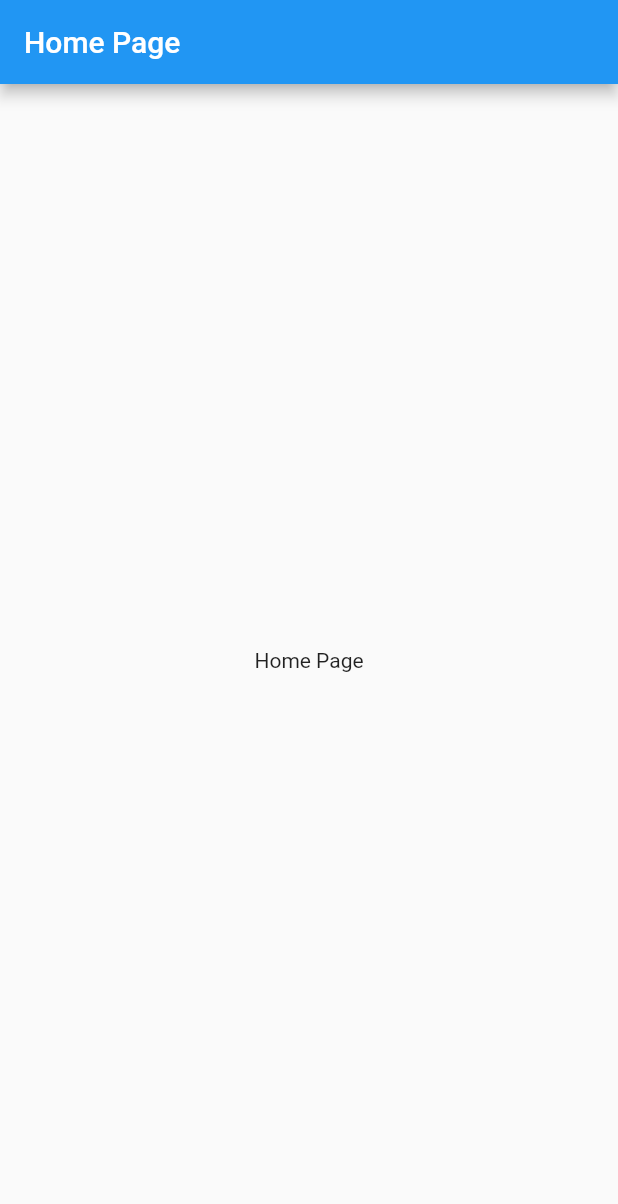
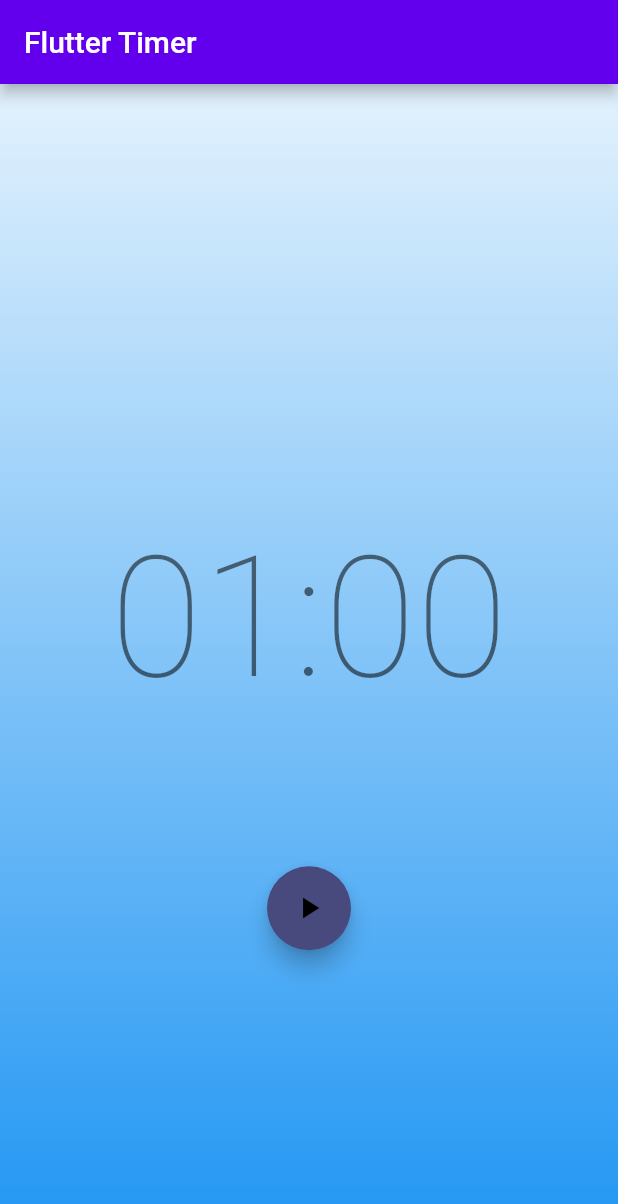
Before and after one commit to Manuelkpatsu/bloc_apps, a Flutter app: the screen it shows after launch, on a phone screen of 412 x 824 dp. Shown: the top 1204 px of the screen. Run offline on Flutter 3.47's test engine with Material 2 defaults, Android fonts, the phone set to English and light mode, and no system bars; our stand-ins replace bloc, equatable, flutter_bloc.

Commit message:
Add event, state, bloc and views for the app

```diff
--- /dev/null
+++ b/timer_app/lib/app.dart
@@ -0,0 +1,21 @@
+import 'package:flutter/material.dart';
+import 'package:timer_app/timer/timer.dart';
+
+class App extends StatelessWidget {
+  const App({super.key});
+
+  @override
+  Widget build(BuildContext context) {
+    return MaterialApp(
+      debugShowCheckedModeBanner: false,
+      title: 'Flutter Timer',
+      theme: ThemeData(
+        primaryColor: const Color.fromRGBO(109, 234, 255, 1),
+        colorScheme: const ColorScheme.light(
+          secondary: Color.fromRGBO(72, 74, 126, 1),
+        ),
+      ),
+      home: const TimerPage(),
+    );
+  }
+}
--- a/timer_app/lib/main.dart
+++ b/timer_app/lib/main.dart
@@ -1,30 +1,6 @@
 import 'package:flutter/material.dart';
+import 'package:timer_app/app.dart';
 
 void main() {
-  runApp(const MyApp());
+  runApp(const App());
 }
-
-class MyApp extends StatelessWidget {
-  const MyApp({super.key});
-
-  @override
-  Widget build(BuildContext context) {
-    return MaterialApp(
-      title: 'Flutter Demo',
-      theme: ThemeData(primarySwatch: Colors.blue),
-      home: const MyHomePage(),
-    );
-  }
-}
-
-class MyHomePage extends StatelessWidget {
-  const MyHomePage({super.key});
-
-  @override
-  Widget build(BuildContext context) {
-    return Scaffold(
-      appBar: AppBar(title: const Text('Home Page')),
-      body: const Center(child: Text('Home Page')),
-    );
-  }
-}
--- /dev/null
+++ b/timer_app/lib/ticker.dart
@@ -0,0 +1,8 @@
+class Ticker {
+  const Ticker();
+
+  Stream<int> tick({required int ticks}) {
+    return Stream.periodic(const Duration(seconds: 1), (x) => ticks - x - 1)
+        .take(ticks);
+  }
+}
--- /dev/null
+++ b/timer_app/lib/timer/bloc/timer_bloc.dart
@@ -0,0 +1,66 @@
+import 'dart:async';
+
+import 'package:bloc/bloc.dart';
+import 'package:equatable/equatable.dart';
+import 'package:timer_app/ticker.dart';
+
+part 'timer_event.dart';
+part 'timer_state.dart';
+
+class TimerBloc extends Bloc<TimerEvent, TimerState> {
+  final Ticker _ticker;
+  static const int _duration = 60;
+
+  StreamSubscription<int>? _tickerSubscription;
+
+  TimerBloc({required Ticker ticker})
+      : _ticker = ticker,
+        super(const TimerInitial(_duration)) {
+    on<TimerStarted>(_onStarted);
+    on<TimerPaused>(_onPaused);
+    on<TimerResumed>(_onResumed);
+    on<TimerReset>(_onReset);
+    on<TimerTicked>(_onTicked);
+  }
+
+  @override
+  Future<void> close() {
+    _tickerSubscription?.cancel();
+    return super.close();
+  }
+
+  void _onStarted(TimerStarted event, Emitter<TimerState> emit) {
+    emit(TimerRunInProgress(event.duration));
+    _tickerSubscription?.cancel();
+    _tickerSubscription = _ticker
+        .tick(ticks: event.duration)
+        .listen((duration) => add(TimerTicked(duration: duration)));
+  }
+
+  void _onPaused(TimerPaused event, Emitter<TimerState> emit) {
+    if (state is TimerRunInProgress) {
+      _tickerSubscription?.pause();
+      emit(TimerRunPause(state.duration));
+    }
+  }
+
+  void _onResumed(TimerResumed event, Emitter<TimerState> emit) {
+    if (state is TimerRunPause) {
+      _tickerSubscription?.resume();
+      emit(TimerRunInProgress(state.duration));
+    }
+  }
+
+  void _onReset(TimerReset event, Emitter<TimerState> emit) {
+    _tickerSubscription?.cancel();
+    emit(const TimerInitial(_duration));
+  }
+
+  void _onTicked(TimerTicked event, Emitter<TimerState> emit) {
+    emit(
+      event.duration > 0
+          ? TimerRunInProgress(event.duration)
+          : const TimerRunComplete(),
+    );
+  }
+}
--- /dev/null
+++ b/timer_app/lib/timer/bloc/timer_event.dart
@@ -0,0 +1,27 @@
+part of 'timer_bloc.dart';
+
+abstract class TimerEvent {
+  const TimerEvent();
+}
+
+class TimerStarted extends TimerEvent {
+  const TimerStarted({required this.duration});
+  final int duration;
+}
+
+class TimerPaused extends TimerEvent {
+  const TimerPaused();
+}
+
+class TimerResumed extends TimerEvent {
+  const TimerResumed();
+}
+
+class TimerReset extends TimerEvent {
+  const TimerReset();
+}
+
+class TimerTicked extends TimerEvent {
+  const TimerTicked({required this.duration});
+  final int duration;
+}
--- /dev/null
+++ b/timer_app/lib/timer/bloc/timer_state.dart
@@ -0,0 +1,34 @@
+part of 'timer_bloc.dart';
+
+abstract class TimerState extends Equatable {
+  const TimerState(this.duration);
+  final int duration;
+
+  @override
+  List<Object> get props => [duration];
+}
+
+class TimerInitial extends TimerState {
+  const TimerInitial(super.duration);
+
+  @override
+  String toString() => 'TimerInitial { duration: $duration }';
+}
+
+class TimerRunPause extends TimerState {
+  const TimerRunPause(super.duration);
+
+  @override
+  String toString() => 'TimerRunPause { duration: $duration }';
+}
+
+class TimerRunInProgress extends TimerState {
+  const TimerRunInProgress(super.duration);
+
+  @override
+  String toString() => 'TimerRunInProgress { duration: $duration }';
+}
+
+class TimerRunComplete extends TimerState {
+  const TimerRunComplete() : super(0);
+}
--- /dev/null
+++ b/timer_app/lib/timer/timer.dart
@@ -0,0 +1,2 @@
+export 'bloc/timer_bloc.dart';
+export 'view/timer_page.dart';
--- /dev/null
+++ b/timer_app/lib/timer/view/timer_page.dart
@@ -0,0 +1,134 @@
+import 'package:flutter/material.dart';
+import 'package:flutter_bloc/flutter_bloc.dart';
+import 'package:timer_app/ticker.dart';
+import 'package:timer_app/timer/timer.dart';
+
+class TimerPage extends StatelessWidget {
+  const TimerPage({Key? key}) : super(key: key);
+  @override
+  Widget build(BuildContext context) {
+    return BlocProvider(
+      create: (_) => TimerBloc(ticker: const Ticker()),
+      child: const TimerView(),
+    );
+  }
+}
+
+class TimerView extends StatelessWidget {
+  const TimerView({Key? key}) : super(key: key);
+  @override
+  Widget build(BuildContext context) {
+    return Scaffold(
+      appBar: AppBar(title: const Text('Flutter Timer')),
+      body: Stack(
+        children: [
+          const Background(),
+          Column(
+            mainAxisAlignment: MainAxisAlignment.center,
+            crossAxisAlignment: CrossAxisAlignment.center,
+            children: const <Widget>[
+              Padding(
+                padding: EdgeInsets.symmetric(vertical: 100.0),
+                child: Center(child: TimerText()),
+              ),
+              Actions(),
+            ],
+          ),
+        ],
+      ),
+    );
+  }
+}
+
+class TimerText extends StatelessWidget {
+  const TimerText({Key? key}) : super(key: key);
+
+  @override
+  Widget build(BuildContext context) {
+    final duration = context.select((TimerBloc bloc) => bloc.state.duration);
+    final minutesStr =
+        ((duration / 60) % 60).floor().toString().padLeft(2, '0');
+    final secondsStr = (duration % 60).floor().toString().padLeft(2, '0');
+    return Text(
+      '$minutesStr:$secondsStr',
+      style: Theme.of(context).textTheme.headline1,
+    );
+  }
+}
+
+class Actions extends StatelessWidget {
+  const Actions({Key? key}) : super(key: key);
+
+  @override
+  Widget build(BuildContext context) {
+    return BlocBuilder<TimerBloc, TimerState>(
+      buildWhen: (prev, state) => prev.runtimeType != state.runtimeType,
+      builder: (context, state) {
+        return Row(
+          mainAxisAlignment: MainAxisAlignment.spaceEvenly,
+          children: [
+            if (state is TimerInitial) ...[
+              FloatingActionButton(
+                child: const Icon(Icons.play_arrow),
+                onPressed: () => context
+                    .read<TimerBloc>()
+                    .add(TimerStarted(duration: state.duration)),
+              ),
+            ],
+            if (state is TimerRunInProgress) ...[
+              FloatingActionButton(
+                child: const Icon(Icons.pause),
+                onPressed: () =>
+                    context.read<TimerBloc>().add(const TimerPaused()),
+              ),
+              FloatingActionButton(
+                child: const Icon(Icons.replay),
+                onPressed: () =>
+                    context.read<TimerBloc>().add(const TimerReset()),
+              ),
+            ],
+            if (state is TimerRunPause) ...[
+              FloatingActionButton(
+                child: const Icon(Icons.play_arrow),
+                onPressed: () =>
+                    context.read<TimerBloc>().add(const TimerResumed()),
+              ),
+              FloatingActionButton(
+                child: const Icon(Icons.replay),
+                onPressed: () =>
+                    context.read<TimerBloc>().add(const TimerReset()),
+              ),
+            ],
+            if (state is TimerRunComplete) ...[
+              FloatingActionButton(
+                child: const Icon(Icons.replay),
+                onPressed: () =>
+                    context.read<TimerBloc>().add(const TimerReset()),
+              ),
+            ]
+          ],
+        );
+      },
+    );
+  }
+}
+
+class Background extends StatelessWidget {
+  const Background({Key? key}) : super(key: key);
+
+  @override
+  Widget build(BuildContext context) {
+    return Container(
+      decoration: BoxDecoration(
+        gradient: LinearGradient(
+          begin: Alignment.topCenter,
+          end: Alignment.bottomCenter,
+          colors: [
+            Colors.blue.shade50,
+            Colors.blue.shade500,
+          ],
+        ),
+      ),
+    );
+  }
+}
--- a/timer_app/pubspec.yaml
+++ b/timer_app/pubspec.yaml
@@ -38,6 +38,7 @@
   cupertino_icons: ^1.0.2
   flutter_bloc: ^8.1.1
   bloc: ^8.1.0
+  equatable: ^2.0.5
 
 dev_dependencies:
   flutter_test:
```
Also changed, not shown: timer_app/pubspec.lock, 4 other files.
